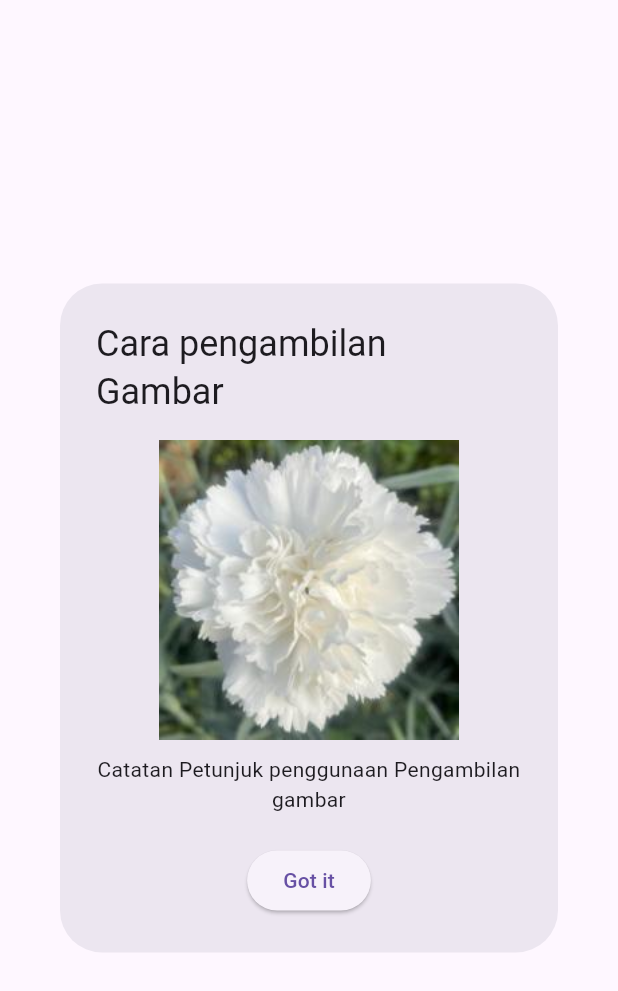
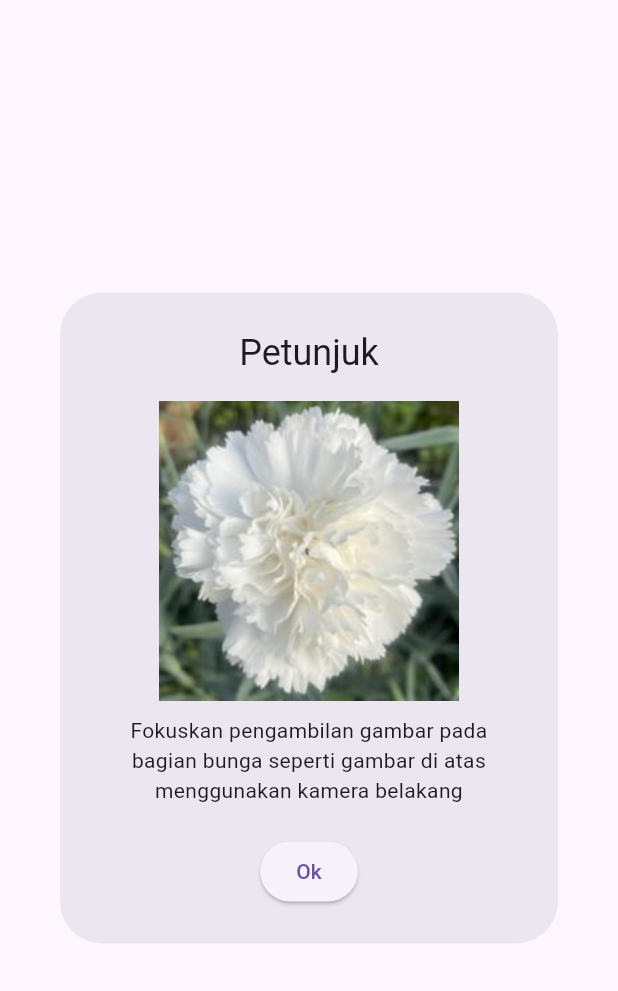
Before and after one commit to Dka-11/flower_scan_app, a Flutter app: the DialogPage widget shown alone on an empty page, opened directly, on a phone screen of 412 x 824 dp. Shown: the top 991 px of the screen. Run offline on Flutter 3.47's test engine with Material 3 defaults, Android fonts, the light colour scheme and no system bars; our stand-ins replace camera, image_picker, loading_animation_widget.

Commit message:
Fix Text

```diff
--- a/lib/widgets/dialog_page.dart
+++ b/lib/widgets/dialog_page.dart
@@ -6,7 +6,10 @@ class DialogPage extends StatelessWidget {
   @override
   Widget build(BuildContext context) {
     return AlertDialog(
-      title: const Text("Cara pengambilan Gambar"),
+      title: const Text(
+        "Petunjuk",
+        textAlign: TextAlign.center,
+        ),
       content: SingleChildScrollView(
         child: Column(
           mainAxisSize: MainAxisSize.min,
@@ -19,13 +22,13 @@ class DialogPage extends StatelessWidget {
             ),
             const SizedBox(height: 10),
             const Text(
-              "Catatan Petunjuk penggunaan Pengambilan gambar",
+              "Fokuskan pengambilan gambar pada bagian bunga seperti gambar di atas menggunakan kamera belakang",
               textAlign: TextAlign.center,
             ),
             const SizedBox(height: 20),
             ElevatedButton(onPressed: (){
               Navigator.of(context).pop();
-            }, child: const Text("Got it"))
+            }, child: const Text("Ok"))
           ],
         ),
       ),
```
